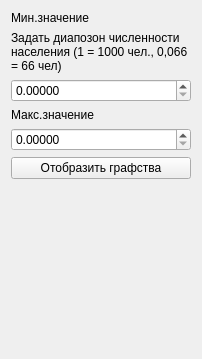
Old version of the form widgets/panels/ddmOutEstimateCountyFilterWidgetPanel.ui in the repository alexeymarunin/ddm.
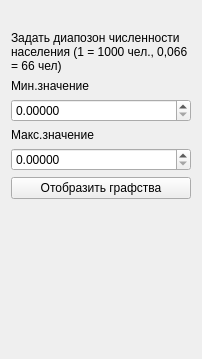
New version of the form. Icons and pictures are not drawn.

Diff of the .ui file:
```diff
--- a/widgets/panels/ddmOutEstimateCountyFilterWidgetPanel.ui
+++ b/widgets/panels/ddmOutEstimateCountyFilterWidgetPanel.ui
@@ -20,11 +20,17 @@
       <enum>QLayout::SetMinimumSize</enum>
      </property>
      <item>
-      <widget class="QLabel" name="labelMinValue">
-       <property name="text">
-        <string>Мин.значение</string>
+      <spacer name="horizontalSpacer">
+       <property name="orientation">
+        <enum>Qt::Horizontal</enum>
        </property>
-      </widget>
+       <property name="sizeHint" stdset="0">
+        <size>
+         <width>40</width>
+         <height>20</height>
+        </size>
+       </property>
+      </spacer>
      </item>
      <item>
       <widget class="QLabel" name="ddmInEstimateCountyFilterWidget">
@@ -36,6 +42,13 @@
        </property>
       </widget>
      </item>
+     <item>
+      <widget class="QLabel" name="labelMinValue">
+       <property name="text">
+        <string>Мин.значение</string>
+       </property>
+      </widget>
+     </item>
      <item>
       <widget class="QDoubleSpinBox" name="spinMinValue">
        <property name="decimals">
```
